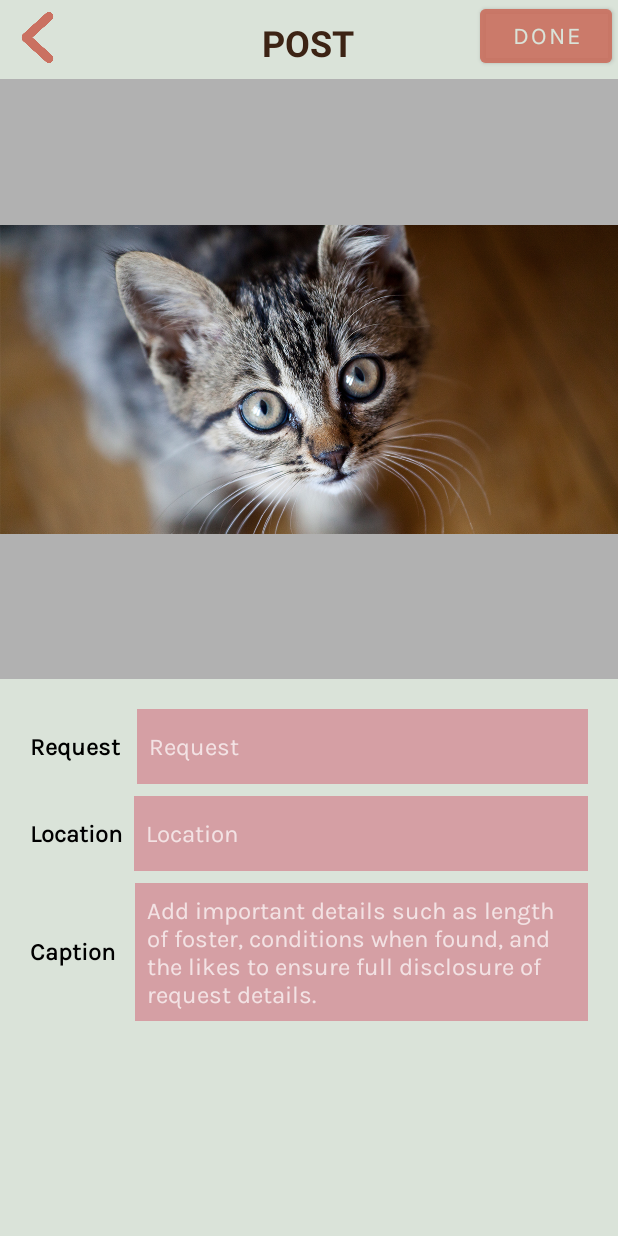
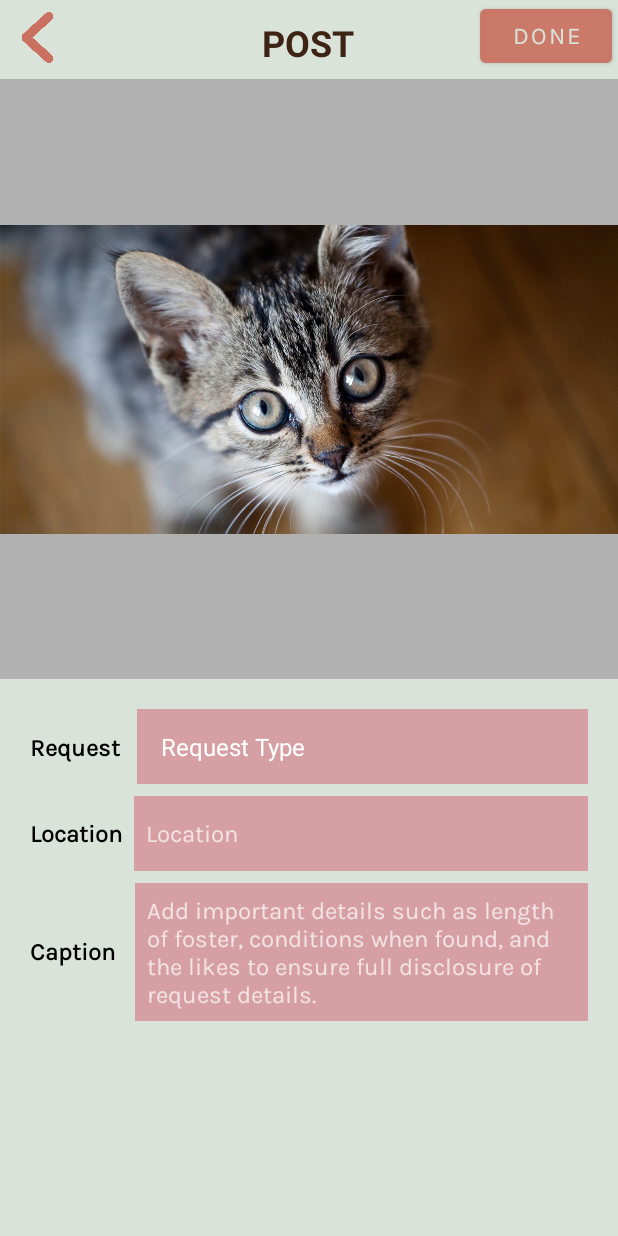
Before and after one commit to Sharlin5/MOBDEVE-MCO-StrayHaven, an Android app: the PostActivity screen opened directly, with no data from a screen before it, on a phone screen of 412 x 824 dp. Run offline under Robolectric (Android 15) with nearby library versions, the phone set to English and light mode, and no system bars; our stand-ins replace Firebase (no records; nobody signed in at launch, a user with empty details on screens opened directly); Roboto replaces fonts that are not available here; 2 statements that could not run were skipped.

Commit message:
Implented spinner for request type

```diff
--- a/StrayHaven/app/src/main/java/com/mobdeve/s11/manuel/tang/strayhaven/PostActivity.java
+++ b/StrayHaven/app/src/main/java/com/mobdeve/s11/manuel/tang/strayhaven/PostActivity.java
@@ -18,12 +18,15 @@ import android.os.Build;
 import android.os.Bundle;
 import android.provider.MediaStore;
 import android.view.View;
+import android.widget.AdapterView;
 import android.widget.ArrayAdapter;
 import android.widget.Button;
 import android.widget.EditText;
 import android.widget.ImageButton;
 import android.widget.ImageView;
 import android.widget.ProgressBar;
+import android.widget.Spinner;
+import android.widget.SpinnerAdapter;
 import android.widget.Toast;
 
 import com.google.android.gms.tasks.OnCompleteListener;
@@ -50,10 +53,12 @@ public class PostActivity extends AppCompatActivity {
     private EditText etPostRequest, etPostLocation, etPostDescription;
     private ImageView ivPost;
     private ProgressBar pbPost;
+    private Spinner spinPostRequest;
 
     //Request type spinner
     private String[] requestType = {"Request Type", "Adopt", "Foster", "Update"};
     private ArrayAdapter requestArrayAdapter;
+    private String reqType;
 
     private static final int PERMISSION_CODE = 1000;
 
@@ -107,6 +112,39 @@ public class PostActivity extends AppCompatActivity {
         this.btnPost = findViewById(R.id.btn_post_done);
         this.ivPost = findViewById(R.id.iv_post_image);
         this.pbPost = findViewById(R.id.pb_post);
+        this.spinPostRequest = findViewById(R.id.spin_post_request);
+
+        requestArrayAdapter = new ArrayAdapter(PostActivity.this, R.layout.support_simple_spinner_dropdown_item, requestType);
+        spinPostRequest.setAdapter(requestArrayAdapter);
+        spinPostRequest.setOnItemSelectedListener(new AdapterView.OnItemSelectedListener() {
+            @Override
+            public void onItemSelected(AdapterView<?> parent, View view, int position, long id) {
+                switch (position){
+                    case 0: {
+                        etPostRequest.setText("");
+                        break;
+                    }
+                    case 1: {
+                        etPostRequest.setText("Adopt");
+                        break;
+                    }
+                    case 2: {
+                        etPostRequest.setText("Foster");
+                        break;
+                    }
+                    case 3:{
+                        reqType = "Update";
+                        etPostRequest.setText("Update");
+                        break;
+                    }
+                }
+            }
+
+            @Override
+            public void onNothingSelected(AdapterView<?> parent) {
+
+            }
+        });
 
 
         ibBack.setOnClickListener(new View.OnClickListener() {
@@ -124,7 +162,6 @@ public class PostActivity extends AppCompatActivity {
                     pbPost.setVisibility(View.VISIBLE);
                     storePost();
                 }
-
             }
         });
 
@@ -192,7 +229,7 @@ public class PostActivity extends AppCompatActivity {
     private boolean hasEmpty(String request, String location, String caption){
         boolean empty = false;
         if(request.isEmpty()){
-            this.etPostRequest.setError("Required Value");
+            Toast.makeText(this, "Please select request type", Toast.LENGTH_SHORT).show();
             empty = true;
         }
         if(location.isEmpty()){
--- a/StrayHaven/app/src/main/res/layout/activity_post.xml
+++ b/StrayHaven/app/src/main/res/layout/activity_post.xml
@@ -111,6 +111,14 @@
                     android:textSize="16sp"
                     android:textStyle="bold" />
 
+                <Spinner
+                    android:id="@+id/spin_post_request"
+                    android:layout_width="match_parent"
+                    android:layout_height="50dp"
+                    android:background="@color/pink"
+                    android:padding="8dp"
+                    tools:visibility="visible" />
+
                 <EditText
                     android:id="@+id/et_post_request"
                     android:layout_width="match_parent"
@@ -122,7 +130,8 @@
                     android:inputType="textPersonName"
                     android:padding="8dp"
                     android:textColor="#FFFFFF"
-                    android:textSize="16sp" />
+                    android:textSize="16sp"
+                    tools:visibility="gone" />
 
             </LinearLayout>
 
```
